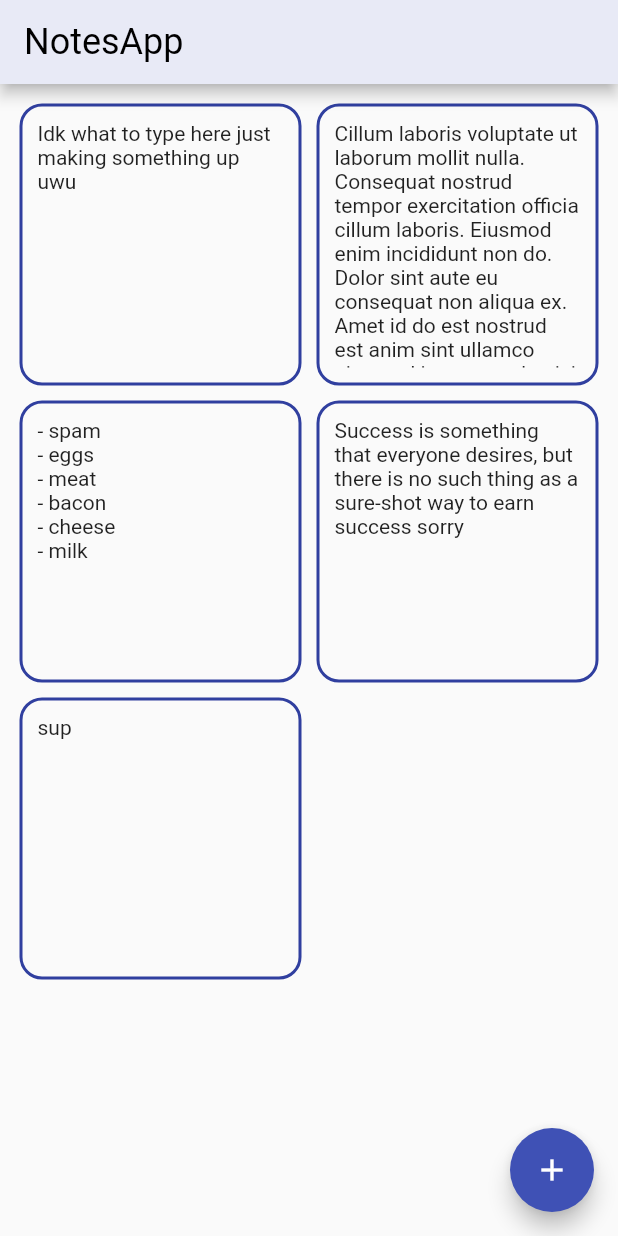
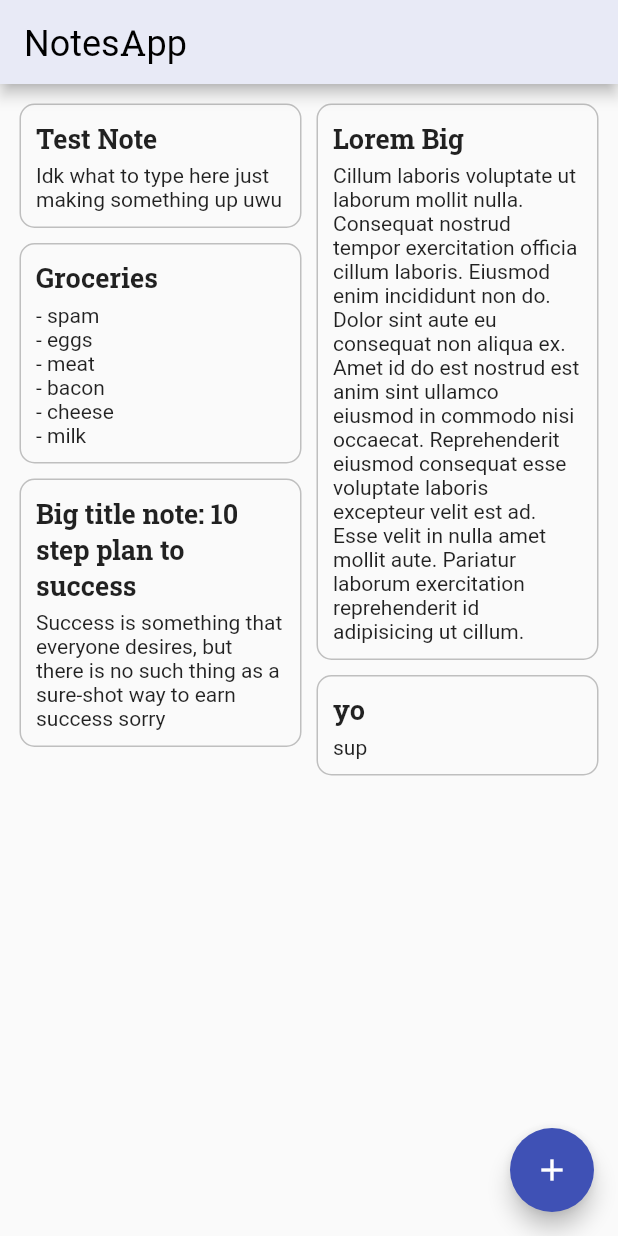
Before and after one commit to tusharsadhwani/notes, a Flutter app: the screen it shows after launch, on a phone screen of 412 x 824 dp. Run offline on Flutter 3.47's test engine with Material 2 defaults, Android fonts, the phone set to English and light mode, and no system bars; our stand-ins replace google_fonts.

Commit message:
fixed note sizes

```diff
--- a/lib/screens/notes_screen.dart
+++ b/lib/screens/notes_screen.dart
@@ -1,4 +1,5 @@
 import 'package:flutter/material.dart';
+import 'package:flutter_staggered_grid_view/flutter_staggered_grid_view.dart';
 
 import 'new_note_screen.dart';
 import '../widgets/note.dart';
@@ -47,12 +48,12 @@ class _NotesScreenState extends State<NotesScreen> {
       ),
       body: Padding(
         padding: const EdgeInsets.all(8.0),
-        child: GridView.builder(
-          gridDelegate:
-              SliverGridDelegateWithFixedCrossAxisCount(crossAxisCount: 2),
+        child: StaggeredGridView.countBuilder(
+          crossAxisCount: 2,
           itemBuilder: (ctx, idx) =>
               Note(notes[idx]['title'], notes[idx]['body']),
           itemCount: notes.length,
+          staggeredTileBuilder: (int index) => StaggeredTile.fit(1),
         ),
       ),
       floatingActionButton: FloatingActionButton(
--- a/lib/widgets/note.dart
+++ b/lib/widgets/note.dart
@@ -1,4 +1,5 @@
 import 'package:flutter/material.dart';
+import 'package:google_fonts/google_fonts.dart';
 
 class Note extends StatelessWidget {
   final String title, body;
@@ -7,13 +8,32 @@ class Note extends StatelessWidget {
   Widget build(BuildContext context) {
     return Container(
       margin: const EdgeInsets.all(5.0),
-      padding: const EdgeInsets.all(10.0),
       decoration: BoxDecoration(
-        border:
-            Border.all(width: 2.0, color: Theme.of(context).primaryColorDark),
-        borderRadius: BorderRadius.circular(15.0),
+        border: Border.all(width: 1.0, color: Color.fromRGBO(191, 191, 191, 1)),
+        borderRadius: BorderRadius.circular(10.0),
       ),
-      child: Text(body),
+      child: InkWell(
+        borderRadius: BorderRadius.circular(10.0),
+        onTap: () {},
+        child: Padding(
+          padding: const EdgeInsets.all(10.0),
+          child: Column(
+            crossAxisAlignment: CrossAxisAlignment.start,
+            children: [
+              Text(
+                title,
+                style: TextStyle(
+                  fontFamily: GoogleFonts.robotoSlab().fontFamily,
+                  fontSize: 18.0,
+                  fontWeight: FontWeight.bold,
+                ),
+              ),
+              SizedBox(height: 5.0),
+              Text(body),
+            ],
+          ),
+        ),
+      ),
     );
   }
 }
--- a/pubspec.yaml
+++ b/pubspec.yaml
@@ -9,6 +9,7 @@ dependencies:
   flutter:
     sdk: flutter
   cupertino_icons: ^0.1.2
+  flutter_staggered_grid_view: ^0.3.0
   google_fonts: ^0.3.8
 
 dev_dependencies:
```
Also changed, not shown: pubspec.lock.
